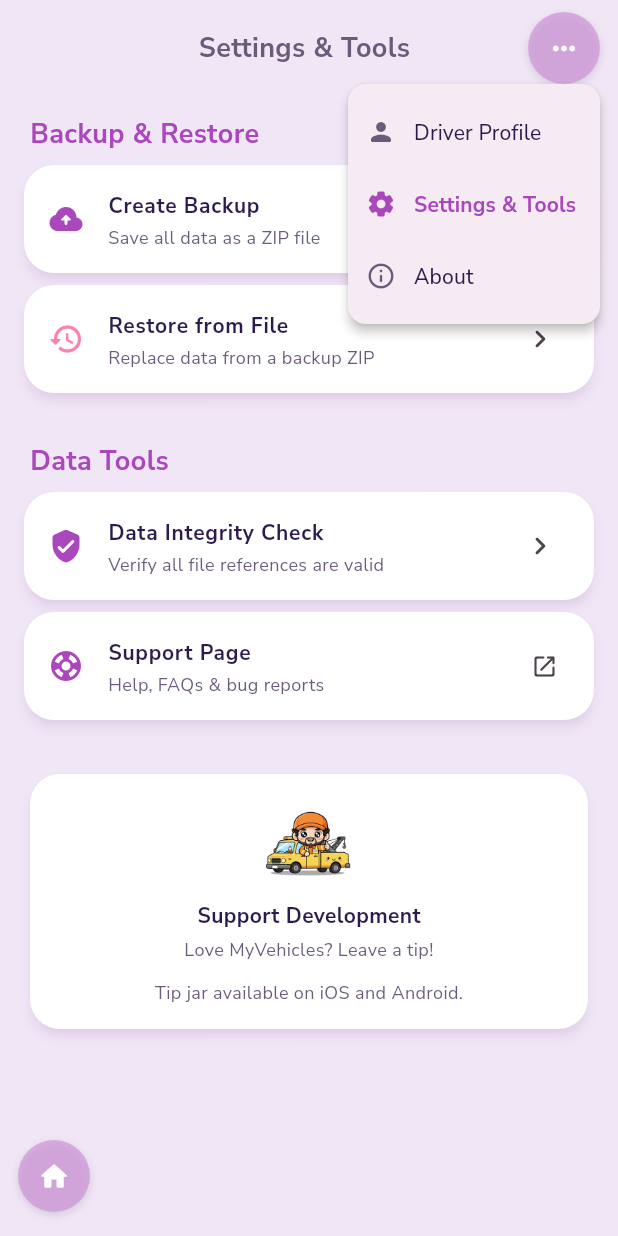
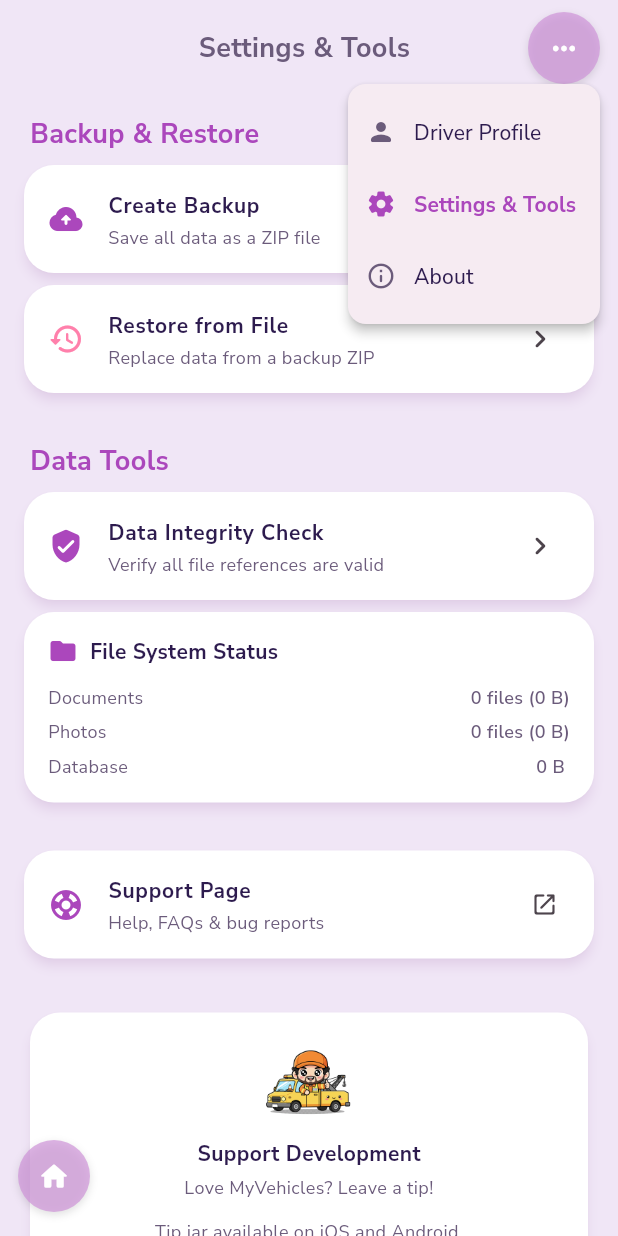
Before and after one commit to bradymd/myvehicles, a Flutter app: the SettingsScreen screen opened by its route, after a tap on the "keyboard control" icon, on a phone screen of 412 x 824 dp. Run offline on Flutter 3.47's test engine with Material 3 defaults, Android fonts, the phone set to English and light mode, and no system bars; our stand-ins replace drift, file_picker, flutter_riverpod, freezed_annotation, geocoding, geolocator and 7 more; missing offline and left inert: google_mlkit_text_recognition, sqlite3, syncfusion_flutter_pdf; accounts and stored records are empty; generated files the repository leaves out were written again.

Commit message:
Add iOS file persistence attributes to prevent data loss during updates
Explicitly sets NSURLIsExcludedFromBackupKey=false on document and photo folders
to ensure they persist through TestFlight updates. Adds File System Status diagnostic
card in Settings to monitor file counts before/after updates. Bump to 1.0.3+4.

Changes:
- Add iOS method channel for setting file backup attributes in AppDelegate.swift
- Create FileAttributesService to manage iOS file attributes from Dart
- Mark my_vehicles_docs/ and vehicle_photos/ folders for iOS backup on creation
- Add File System Status card showing document/photo counts and sizes in Settings
- Bump version to 1.0.3+4 for TestFlight testing

This addresses the issue where document files disappeared after updating from
1.0.1+2 to 1.0.2+3 on iOS, while the database file persisted correctly.

🤖 Generated with [Claude Code](https://claude.com/claude-code)

Co-Authored-By: Claude <noreply@anthropic.com>

```diff
--- a/lib/screens/settings/settings_screen.dart
+++ b/lib/screens/settings/settings_screen.dart
@@ -35,16 +35,75 @@ class _SettingsScreenState extends ConsumerState<SettingsScreen> {
   bool _isRestoring = false;
   bool _isChecking = false;
   AutoBackupInfo? _autoBackupInfo;
+  Map<String, dynamic>? _fileSystemStats;
 
   @override
   void initState() {
     super.initState();
     _loadAutoBackupInfo();
+    _loadFileSystemStats();
   }
 
   Future<void> _loadAutoBackupInfo() async {
     final info = await BackupService.getAutoBackupInfo();
     if (mounted) setState(() => _autoBackupInfo = info);
+  }
+
+  Future<void> _loadFileSystemStats() async {
+    try {
+      final appDir = await getApplicationDocumentsDirectory();
+
+      // Count documents
+      final docsDir = Directory(p.join(appDir.path, 'my_vehicles_docs'));
+      int docCount = 0;
+      int docSize = 0;
+      if (await docsDir.exists()) {
+        await for (final entity in docsDir.list(recursive: true)) {
+          if (entity is File) {
+            docCount++;
+            docSize += await entity.length();
+          }
+        }
+      }
+
+      // Count photos
+      final photosDir = Directory(p.join(appDir.path, 'vehicle_photos'));
+      int photoCount = 0;
+      int photoSize = 0;
+      if (await photosDir.exists()) {
+        await for (final entity in photosDir.list(recursive: true)) {
+          if (entity is File) {
+            photoCount++;
+            photoSize += await entity.length();
+          }
+        }
+      }
+
+      // Get database size
+      final dbFile = File(p.join(appDir.path, 'my_vehicles.sqlite'));
+      int dbSize = 0;
+      DateTime? dbModified;
+      if (await dbFile.exists()) {
+        final stat = await dbFile.stat();
+        dbSize = stat.size;
+        dbModified = stat.modified;
+      }
+
+      if (mounted) {
+        setState(() {
+          _fileSystemStats = {
+            'docCount': docCount,
+            'docSize': docSize,
+            'photoCount': photoCount,
+            'photoSize': photoSize,
+            'dbSize': dbSize,
+            'dbModified': dbModified,
+          };
+        });
+      }
+    } catch (e) {
+      debugPrint('Failed to load file system stats: $e');
+    }
   }
 
   // --- Backup ---
@@ -311,6 +370,16 @@ class _SettingsScreenState extends ConsumerState<SettingsScreen> {
 
   // --- Helpers ---
 
+  Widget _buildStatRow(String label, String value) {
+    return Row(
+      mainAxisAlignment: MainAxisAlignment.spaceBetween,
+      children: [
+        Text(label, style: AppTextStyles.caption),
+        Text(value, style: AppTextStyles.caption.copyWith(fontWeight: FontWeight.w600)),
+      ],
+    );
+  }
+
   String _formatDate(DateTime dt) =>
       DateFormat('d MMM yyyy, HH:mm').format(dt);
 
@@ -457,6 +526,39 @@ class _SettingsScreenState extends ConsumerState<SettingsScreen> {
             ),
           ),
 
+          // File system status
+          if (_fileSystemStats != null)
+            Card(
+              margin: const EdgeInsets.only(bottom: 8),
+              child: Padding(
+                padding: const EdgeInsets.all(16),
+                child: Column(
+                  crossAxisAlignment: CrossAxisAlignment.start,
+                  children: [
+                    Row(
+                      children: [
+                        const Icon(Icons.folder_rounded,
+                            color: AppColors.primary, size: 20),
+                        const SizedBox(width: 8),
+                        Text('File System Status', style: AppTextStyles.bodyBold),
+                      ],
+                    ),
+                    const SizedBox(height: 12),
+                    _buildStatRow('Documents',
+                      '${_fileSystemStats!['docCount']} files (${_formatSize(_fileSystemStats!['docSize'])})'),
+                    const SizedBox(height: 6),
+                    _buildStatRow('Photos',
+                      '${_fileSystemStats!['photoCount']} files (${_formatSize(_fileSystemStats!['photoSize'])})'),
+                    const SizedBox(height: 6),
+                    _buildStatRow('Database',
+                      '${_formatSize(_fileSystemStats!['dbSize'])} ${_fileSystemStats!['dbModified'] != null ? '· ${_formatDate(_fileSystemStats!['dbModified'])}' : ''}'),
+                  ],
+                ),
+              ),
+            ),
+
+          const SizedBox(height: 24),
+
           // Support link
           Card(
             margin: const EdgeInsets.only(bottom: 8),
--- a/lib/screens/vehicle/add_vehicle_screen.dart
+++ b/lib/screens/vehicle/add_vehicle_screen.dart
@@ -7,6 +7,7 @@ import 'package:image_picker/image_picker.dart';
 import 'package:my_vehicles/constants/enums.dart';
 import 'package:my_vehicles/models/vehicle.dart';
 import 'package:my_vehicles/providers/vehicle_provider.dart';
+import 'package:my_vehicles/services/file_attributes_service.dart';
 import 'package:my_vehicles/theme/app_colors.dart';
 import 'package:my_vehicles/theme/app_text_styles.dart';
 import 'package:my_vehicles/utils/id_generator.dart';
@@ -154,6 +155,8 @@ class _AddVehicleScreenState extends ConsumerState<AddVehicleScreen> {
     final photosDir = Directory(p.join(appDir.path, 'vehicle_photos'));
     if (!photosDir.existsSync()) {
       photosDir.createSync(recursive: true);
+      // Mark directory for iOS backup to ensure it persists through app updates
+      await FileAttributesService.markDirectoryForBackup(photosDir.path);
     }
     final ext = p.extension(picked.path);
     final filename =
--- a/lib/screens/vehicle/vehicle_info_screen.dart
+++ b/lib/screens/vehicle/vehicle_info_screen.dart
@@ -13,6 +13,7 @@ import 'package:my_vehicles/providers/document_provider.dart';
 import 'package:my_vehicles/providers/mot_provider.dart';
 import 'package:my_vehicles/providers/service_provider.dart';
 import 'package:my_vehicles/services/document_service.dart';
+import 'package:my_vehicles/services/file_attributes_service.dart';
 import 'package:my_vehicles/widgets/app_scaffold.dart';
 import 'package:path_provider/path_provider.dart';
 import 'package:path/path.dart' as p;
@@ -219,6 +220,8 @@ class _VehicleInfoScreenState extends ConsumerState<VehicleInfoScreen> {
     final photosDir = Directory(p.join(appDir.path, 'vehicle_photos'));
     if (!photosDir.existsSync()) {
       photosDir.createSync(recursive: true);
+      // Mark directory for iOS backup to ensure it persists through app updates
+      await FileAttributesService.markDirectoryForBackup(photosDir.path);
     }
     final ext = p.extension(picked.path);
     final filename = 'vehicle_${widget.vehicleId}$ext';
--- a/lib/services/document_service.dart
+++ b/lib/services/document_service.dart
@@ -3,12 +3,17 @@ import 'package:flutter/foundation.dart';
 import 'package:open_file/open_file.dart';
 import 'package:path/path.dart' as p;
 import 'package:path_provider/path_provider.dart';
+import 'package:my_vehicles/services/file_attributes_service.dart';
 
 class DocumentService {
   static Future<String> get _docsDir async {
     final dir = await getApplicationDocumentsDirectory();
     final docsPath = p.join(dir.path, 'my_vehicles_docs');
     await Directory(docsPath).create(recursive: true);
+
+    // Mark directory for iOS backup to ensure it persists through app updates
+    await FileAttributesService.markDirectoryForBackup(docsPath);
+
     return docsPath;
   }
 
--- a/pubspec.yaml
+++ b/pubspec.yaml
@@ -1,7 +1,7 @@
 name: my_vehicles
 description: "MyVehicles - Emergency-first vehicle manager"
 publish_to: 'none'
-version: 1.0.2+3
+version: 1.0.3+4
 
 environment:
   sdk: ^3.10.8
```
Also changed, not shown: lib/services/file_attributes_service.dart (added, +34 -0 lines), 1 other file.
